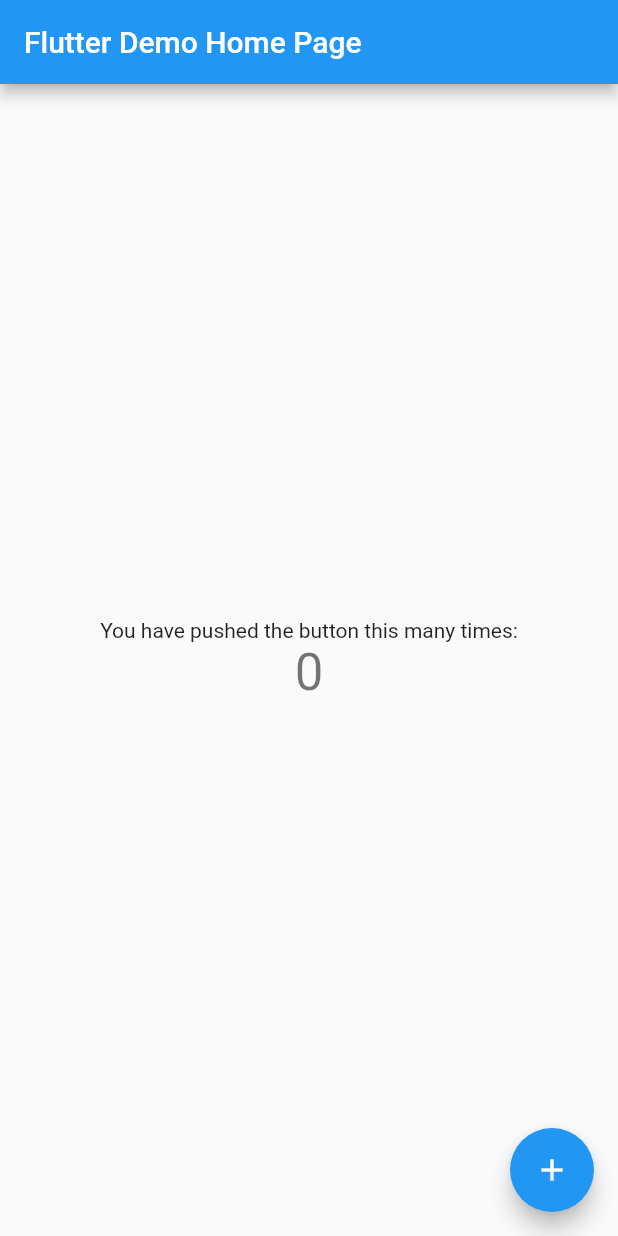
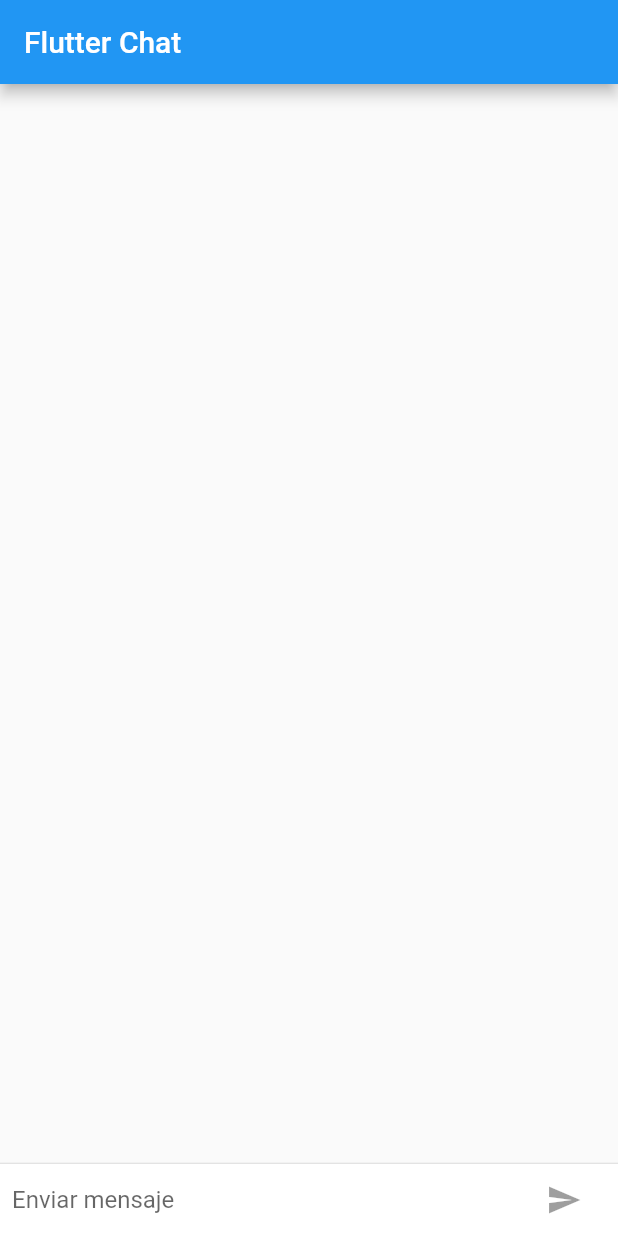
Before and after one commit to alx-codes/flutter-chat, a Flutter app: the screen it shows after launch, on a phone screen of 412 x 824 dp. Run offline on Flutter 3.47's test engine with Material 2 defaults, Android fonts, the phone set to English and light mode, and no system bars.

Commit message:
Interface completa

```diff
--- a/lib/main.dart
+++ b/lib/main.dart
@@ -1,111 +1,151 @@
 import 'package:flutter/material.dart';
 
-void main() => runApp(MyApp());
+const String _name = "Alex";
 
-class MyApp extends StatelessWidget {
-  // This widget is the root of your application.
+void main() => runApp(FlutterChat());
+
+class FlutterChat extends StatelessWidget {
   @override
   Widget build(BuildContext context) {
     return MaterialApp(
-      title: 'Flutter Demo',
-      theme: ThemeData(
-        // This is the theme of your application.
-        //
-        // Try running your application with "flutter run". You'll see the
-        // application has a blue toolbar. Then, without quitting the app, try
-        // changing the primarySwatch below to Colors.green and then invoke
-        // "hot reload" (press "r" in the console where you ran "flutter run",
-        // or simply save your changes to "hot reload" in a Flutter IDE).
-        // Notice that the counter didn't reset back to zero; the application
-        // is not restarted.
-        primarySwatch: Colors.blue,
-      ),
-      home: MyHomePage(title: 'Flutter Demo Home Page'),
+      title: "Flutter Chat",
+      home: ChatScreen(),
     );
   }
 }
 
-class MyHomePage extends StatefulWidget {
-  MyHomePage({Key key, this.title}) : super(key: key);
+class ChatMessage extends StatelessWidget {
+  ChatMessage({this.text, this.animationController});
 
-  // This widget is the home page of your application. It is stateful, meaning
-  // that it has a State object (defined below) that contains fields that affect
-  // how it looks.
-
-  // This class is the configuration for the state. It holds the values (in this
-  // case the title) provided by the parent (in this case the App widget) and
-  // used by the build method of the State. Fields in a Widget subclass are
-  // always marked "final".
-
-  final String title;
+  final String text;
+  final AnimationController animationController;
 
   @override
-  _MyHomePageState createState() => _MyHomePageState();
+  Widget build(BuildContext context) {
+    return SizeTransition(
+      sizeFactor:
+          CurvedAnimation(parent: animationController, curve: Curves.easeOut),
+      axisAlignment: 0.0,
+      child: Container(
+        margin: EdgeInsets.symmetric(vertical: 10.0),
+        child: Row(
+          crossAxisAlignment: CrossAxisAlignment.start,
+          children: <Widget>[
+            Container(
+              margin: const EdgeInsets.only(right: 16.0),
+              child: CircleAvatar(
+                child: Text(_name[0]),
+              ),
+            ),
+            Column(
+              crossAxisAlignment: CrossAxisAlignment.start,
+              children: <Widget>[
+                Text(_name, style: Theme.of(context).textTheme.subhead),
+                Container(
+                  margin: EdgeInsets.only(top: 5.0),
+                  child: Text(text),
+                )
+              ],
+            )
+          ],
+        ),
+      ),
+    );
+  }
 }
 
-class _MyHomePageState extends State<MyHomePage> {
-  int _counter = 0;
+class ChatScreen extends StatefulWidget {
+  @override
+  State createState() => ChatScreenState();
+}
 
-  void _incrementCounter() {
+class ChatScreenState extends State<ChatScreen> with TickerProviderStateMixin {
+  final List<ChatMessage> _messages = <ChatMessage>[];
+  final TextEditingController _textController = TextEditingController();
+  bool _isComposing = false;
+
+  void _handleSubmitted(String text) {
+    //debugPrint(text);
+    _textController.clear();
     setState(() {
-      // This call to setState tells the Flutter framework that something has
-      // changed in this State, which causes it to rerun the build method below
-      // so that the display can reflect the updated values. If we changed
-      // _counter without calling setState(), then the build method would not be
-      // called again, and so nothing would appear to happen.
-      _counter++;
+      _isComposing = false;
     });
+    ChatMessage message = ChatMessage(
+      text: text,
+      animationController: new AnimationController(
+          vsync: this, duration: Duration(milliseconds: 300)),
+    );
+    setState(() {
+      _messages.insert(0, message);
+    });
+    message.animationController.forward();
+  }
+
+  @override
+  void dispose() {
+    for (ChatMessage message in _messages) {
+      message.animationController.dispose();
+    }
+    super.dispose();
+  }
+
+  Widget _buildTextComposer() {
+    return IconTheme(
+      data: IconThemeData(
+        color: Theme.of(context).accentColor,
+      ),
+      child: Container(
+        margin: EdgeInsets.symmetric(horizontal: 8.0),
+        child: Row(
+          children: <Widget>[
+            Flexible(
+                child: TextField(
+              controller: _textController,
+              onChanged: (String text) {
+                setState(() {
+                  _isComposing = text.length > 0;
+                });
+              },
+              onSubmitted: _handleSubmitted,
+              decoration: InputDecoration.collapsed(hintText: "Enviar mensaje"),
+            )),
+            Container(
+              margin: EdgeInsets.symmetric(horizontal: 4.0),
+              child: IconButton(
+                icon: Icon(Icons.send),
+                onPressed: _isComposing
+                    ? () => _handleSubmitted(_textController.text)
+                    : null,
+              ),
+            )
+          ],
+        ),
+      ),
+    );
   }
 
   @override
   Widget build(BuildContext context) {
-    // This method is rerun every time setState is called, for instance as done
-    // by the _incrementCounter method above.
-    //
-    // The Flutter framework has been optimized to make rerunning build methods
-    // fast, so that you can just rebuild anything that needs updating rather
-    // than having to individually change instances of widgets.
     return Scaffold(
-      appBar: AppBar(
-        // Here we take the value from the MyHomePage object that was created by
-        // the App.build method, and use it to set our appbar title.
-        title: Text(widget.title),
-      ),
-      body: Center(
-        // Center is a layout widget. It takes a single child and positions it
-        // in the middle of the parent.
-        child: Column(
-          // Column is also a layout widget. It takes a list of children and
-          // arranges them vertically. By default, it sizes itself to fit its
-          // children horizontally, and tries to be as tall as its parent.
-          //
-          // Invoke "debug painting" (press "p" in the console, choose the
-          // "Toggle Debug Paint" action from the Flutter Inspector in Android
-          // Studio, or the "Toggle Debug Paint" command in Visual Studio Code)
-          // to see the wireframe for each widget.
-          //
-          // Column has various properties to control how it sizes itself and
-          // how it positions its children. Here we use mainAxisAlignment to
-          // center the children vertically; the main axis here is the vertical
-          // axis because Columns are vertical (the cross axis would be
-          // horizontal).
-          mainAxisAlignment: MainAxisAlignment.center,
+        appBar: AppBar(
+          title: Text("Flutter Chat"),
+        ),
+        body: Column(
           children: <Widget>[
-            Text(
-              'You have pushed the button this many times:',
+            Flexible(
+              child: ListView.builder(
+                padding: EdgeInsets.all(8.0),
+                reverse: true,
+                itemBuilder: (_, int index) => _messages[index],
+                itemCount: _messages.length,
+              ),
             ),
-            Text(
-              '$_counter',
-              style: Theme.of(context).textTheme.display1,
-            ),
+            Divider(height: 1.0),
+            Container(
+              decoration: BoxDecoration(color: Theme.of(context).cardColor),
+              child: _buildTextComposer(),
+            )
           ],
-        ),
-      ),
-      floatingActionButton: FloatingActionButton(
-        onPressed: _incrementCounter,
-        tooltip: 'Increment',
-        child: Icon(Icons.add),
-      ), // This trailing comma makes auto-formatting nicer for build methods.
-    );
+        ));
   }
 }
```
Also changed, not shown: 1 other file.
